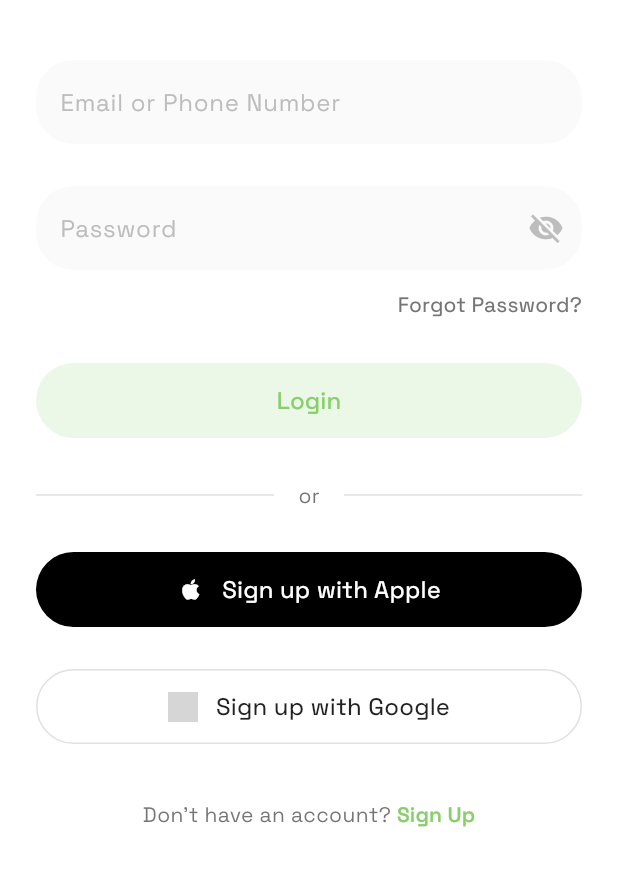
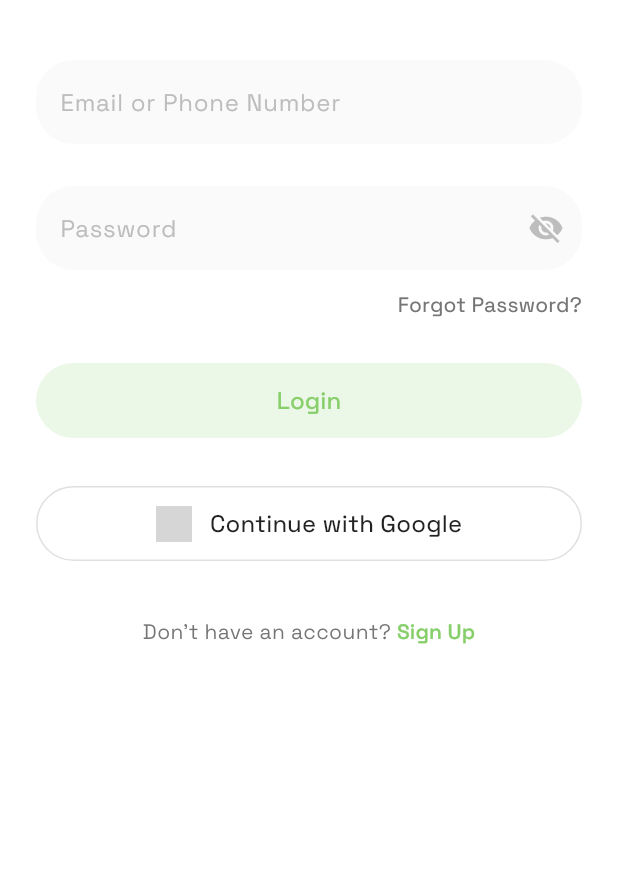
Before and after one commit to Dukeazeta/quickbite2.0, a Flutter app: the screen it shows after launch, on a phone screen of 412 x 824 dp, the part 324-1210 px from its top. Run offline on Flutter 3.47's test engine with Material 3 defaults, Android fonts, the light colour scheme and no system bars; our stand-ins replace equatable, flutter_bloc; grey boxes are pictures that could not be loaded.

Commit message:
modified:   quickbite2_0/lib/features/auth/presentation/screens/login_screen.dart 	modified:   quickbite2_0/lib/features/common/widgets/custom_button.dart 	modified:   quickbite2_0/lib/features/dishes/presentation/screens/home_screen.dart

```diff
--- a/quickbite2_0/lib/features/auth/presentation/screens/login_screen.dart
+++ b/quickbite2_0/lib/features/auth/presentation/screens/login_screen.dart
@@ -98,41 +98,17 @@ class LoginView extends StatelessWidget {
                         ),
                         const SizedBox(height: 16),
                         const _LoginButton(),
-                        const SizedBox(height: 20),
-                        Row(
-                          children: [
-                            Expanded(child: Divider(color: Colors.grey[300])),
-                            Padding(
-                              padding: const EdgeInsets.symmetric(horizontal: 16),
-                              child: Text(
-                                'or',
-                                style: TextStyle(
-                                  color: Colors.grey[600],
-                                  fontSize: 14,
-                                ),
-                              ),
-                            ),
-                            Expanded(child: Divider(color: Colors.grey[300])),
-                          ],
-                        ),
-                        const SizedBox(height: 20),
+                        const SizedBox(height: 16),
                         CustomButton(
-                          text: 'Sign up with Apple',
-                          onPressed: () {},
-                          backgroundColor: Colors.black,
-                          textColor: Colors.white,
-                          icon: const Icon(Icons.apple, color: Colors.white),
-                        ),
-                        const SizedBox(height: 12),
-                        CustomButton(
-                          text: 'Sign up with Google',
+                          text: 'Continue with Google',
                           onPressed: () {},
                           backgroundColor: Colors.white,
                           textColor: Colors.black87,
                           hasBorder: true,
-                          icon: Image.network(
-                            'https://upload.wikimedia.org/wikipedia/commons/5/53/Google_%22G%22_Logo.svg',
-                            height: 20,
+                          icon: Image.asset(
+                            'assets/images/google_logo.png',
+                            width: 24,
+                            height: 24,
                           ),
                         ),
                         const SizedBox(height: 24),
--- a/quickbite2_0/lib/features/common/widgets/custom_button.dart
+++ b/quickbite2_0/lib/features/common/widgets/custom_button.dart
@@ -39,17 +39,25 @@ class CustomButton extends StatelessWidget {
         ),
         child: Row(
           mainAxisAlignment: MainAxisAlignment.center,
+          mainAxisSize: MainAxisSize.min,
           children: [
             if (icon != null) ...[
-              icon!,
+              SizedBox(
+                width: 24,
+                height: 24,
+                child: icon!,
+              ),
               const SizedBox(width: 12),
             ],
-            Text(
-              text,
-              style: TextStyle(
-                color: textColor,
-                fontSize: 16,
-                fontWeight: FontWeight.w500,
+            Flexible(
+              child: Text(
+                text,
+                style: TextStyle(
+                  color: textColor,
+                  fontSize: 16,
+                  fontWeight: FontWeight.w500,
+                ),
+                overflow: TextOverflow.ellipsis,
               ),
             ),
           ],
--- a/quickbite2_0/lib/features/dishes/presentation/screens/home_screen.dart
+++ b/quickbite2_0/lib/features/dishes/presentation/screens/home_screen.dart
@@ -80,11 +80,18 @@ class HomeView extends StatelessWidget {
       shape: RoundedRectangleBorder(
         borderRadius: BorderRadius.circular(12),
       ),
+      child: SizedBox(
+        height: 280,
         child: Column(
           crossAxisAlignment: CrossAxisAlignment.start,
           children: [
-          _buildDishImage(dish.imageUrl),
-          Padding(
+            Expanded(
+              flex: 3,
+              child: _buildDishImage(dish.imageUrl),
+            ),
+            Expanded(
+              flex: 2,
+              child: Padding(
                 padding: const EdgeInsets.all(8.0),
                 child: Column(
                   crossAxisAlignment: CrossAxisAlignment.start,
@@ -95,7 +102,9 @@ class HomeView extends StatelessWidget {
                   ],
                 ),
               ),
+            ),
           ],
+        ),
       ),
     );
   }
```
Lines whose indentation alone changed are shown as unchanged.
